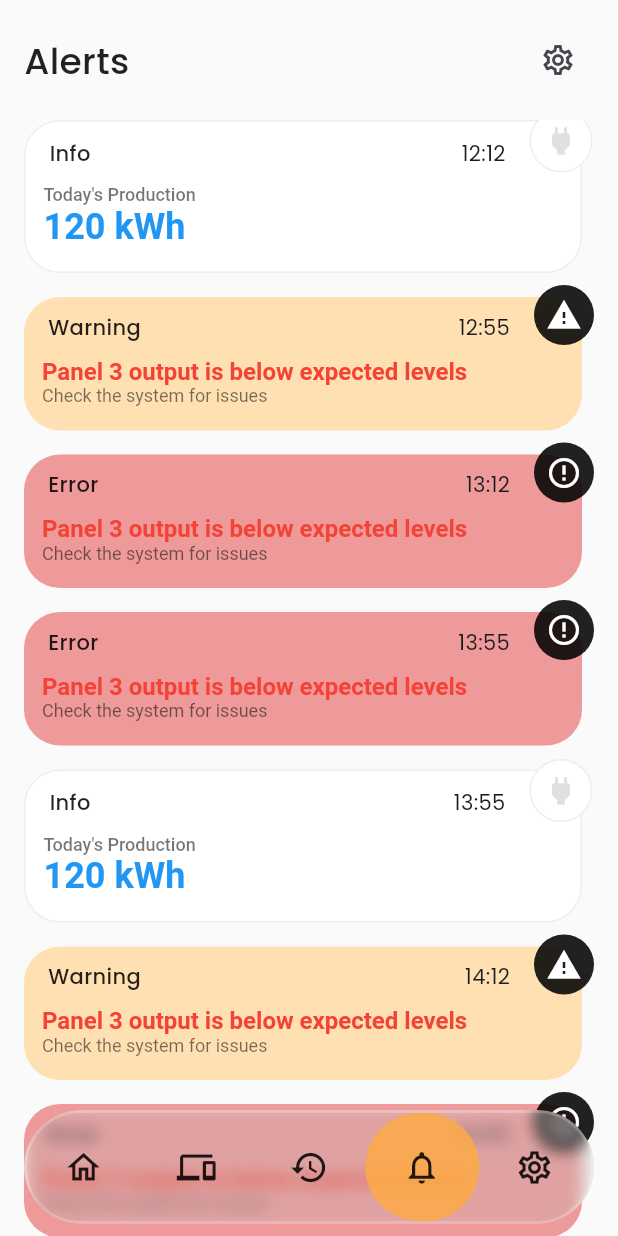
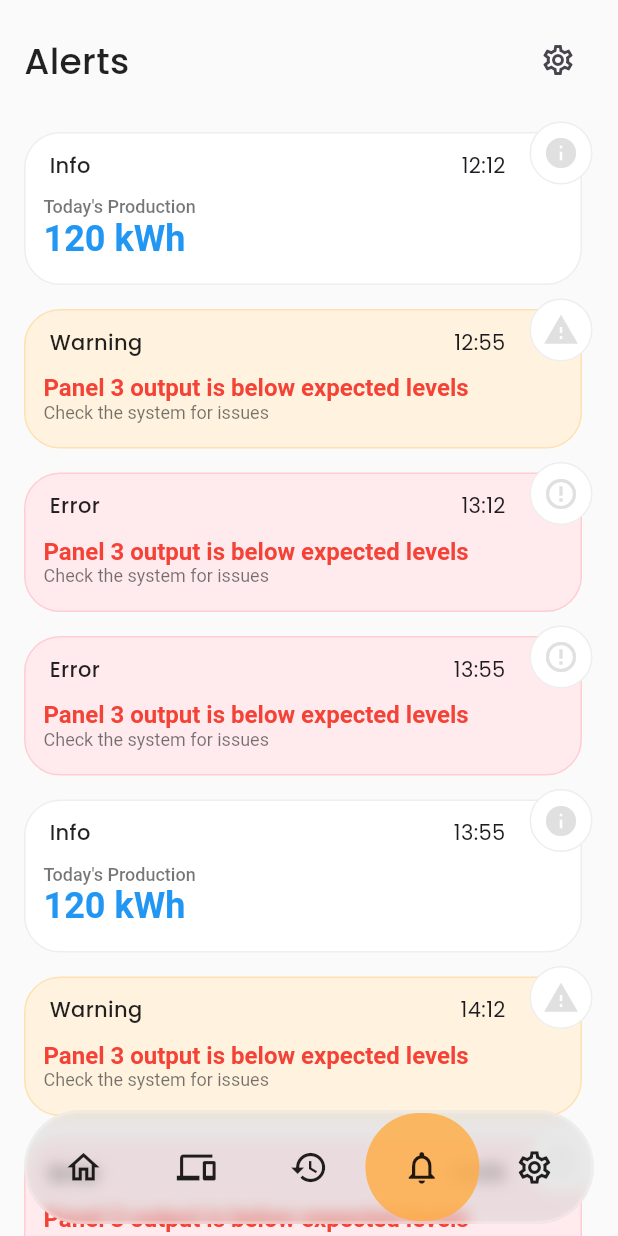
Before and after one commit to 7aku8/pv-forecast, a Flutter app: the screen it shows after launch, swiped to page 4, on a phone screen of 412 x 824 dp. Run offline on Flutter 3.47's test engine with Material 3 defaults, Android fonts, the light colour scheme and no system bars; our stand-ins replace bloc, equatable, fl_chart, flutter_bloc; generated files the repository leaves out were written again.

Commit message:
change alerts styles

```diff
--- a/lib/dashboard/view/alerts_view.dart
+++ b/lib/dashboard/view/alerts_view.dart
@@ -35,6 +35,13 @@ class _HomeViewState extends State<AlertsView> {
             return const SizedBox(height: 64);
           }
 
+          if (index == 0) {
+            return Padding(
+              padding: const EdgeInsets.only(top: 8),
+              child: _renderAlarm(alerts[index]),
+            );
+          }
+
           return _renderAlarm(alerts[index]);
         },
       ),
@@ -52,18 +59,42 @@ class _HomeViewState extends State<AlertsView> {
     }
   }
 
+  Color _getBgColor(Severity severity) {
+    switch (severity) {
+      case Severity.info:
+        return Colors.white!;
+      case Severity.warning:
+        return Colors.orange[50]!;
+      case Severity.error:
+        return Colors.red[50]!;
+    }
+  }
+
+  Color _getBorderColor(Severity severity) {
+    switch (severity) {
+      case Severity.info:
+        return Colors.grey[200]!;
+      case Severity.warning:
+        return Colors.orange[100]!;
+      case Severity.error:
+        return Colors.red[100]!;
+    }
+  }
+
   Widget _renderAlarm(Alert alert) {
-    if (alert.severity == Severity.info) {
     return Padding(
       padding: const EdgeInsets.only(right: 8),
       child: Container(
         decoration: BoxDecoration(
           borderRadius: BorderRadius.circular(24),
-            color: Colors.white,
-            border: Border.all(color: Colors.grey.shade200),
+          color: _getBgColor(alert.severity),
+          border: Border.all(
+            color: _getBorderColor(alert.severity),
+          ),
         ),
         padding: const EdgeInsets.only(bottom: 16),
         child: Column(
+          crossAxisAlignment: CrossAxisAlignment.start,
           children: [
             Padding(
               padding: const EdgeInsets.only(left: 16),
@@ -92,66 +123,8 @@ class _HomeViewState extends State<AlertsView> {
                       ),
                       padding: const EdgeInsets.all(8),
                       child: Icon(
-                          Icons.power,
+                        _getIcon(alert.severity),
                         color: Colors.grey.shade300,
-                          size: 24,
-                        ),
-                      ),
-                    ),
-                  ],
-                ),
-              ),
-              Padding(
-                padding: const EdgeInsets.symmetric(horizontal: 12),
-                child: Row(
-                  children: [
-                    Expanded(
-                      child: alert.message,
-                    ),
-                  ],
-                ),
-              ),
-            ],
-          ),
-        ),
-      );
-    }
-
-    return Padding(
-      padding: const EdgeInsets.only(right: 8),
-      child: Container(
-        decoration: BoxDecoration(
-          borderRadius: BorderRadius.circular(24),
-          color: alert.severity == Severity.warning
-              ? Colors.orange[100]
-              : Colors.red[200],
-        ),
-        padding: const EdgeInsets.only(bottom: 16),
-        child: Column(
-          crossAxisAlignment: CrossAxisAlignment.start,
-          children: [
-            Padding(
-              padding: const EdgeInsets.only(left: 16),
-              child: Row(
-                mainAxisAlignment: MainAxisAlignment.spaceBetween,
-                children: [
-                  Text(
-                    _getName(alert.severity),
-                    style: const TextStyle(
-                      fontWeight: FontWeight.w500,
-                      color: Colors.black87,
-                    ),
-                  ),
-                  const Spacer(),
-                  Text(alert.time),
-                  const SizedBox(width: 8),
-                  Transform.translate(
-                    offset: const Offset(8, -8),
-                    child: CircleAvatar(
-                      backgroundColor: Colors.black87,
-                      child: Icon(
-                        _getIcon(alert.severity),
-                        color: Colors.white,
                         size: 24,
                       ),
                     ),
```
Lines whose indentation alone changed are shown as unchanged.
